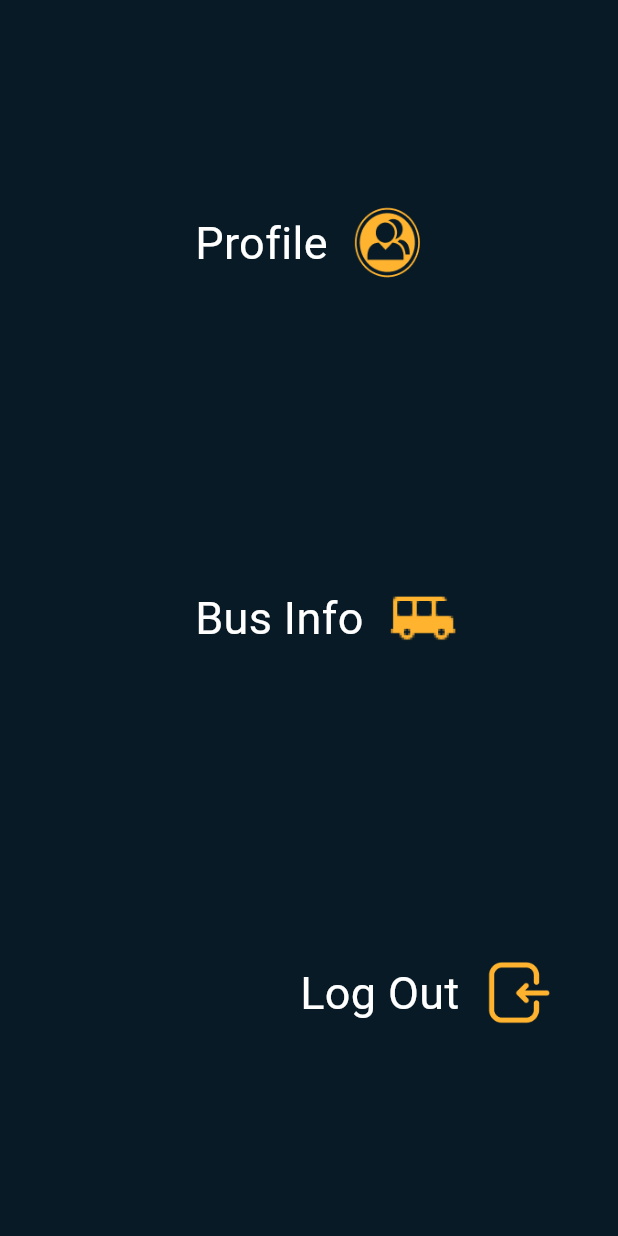
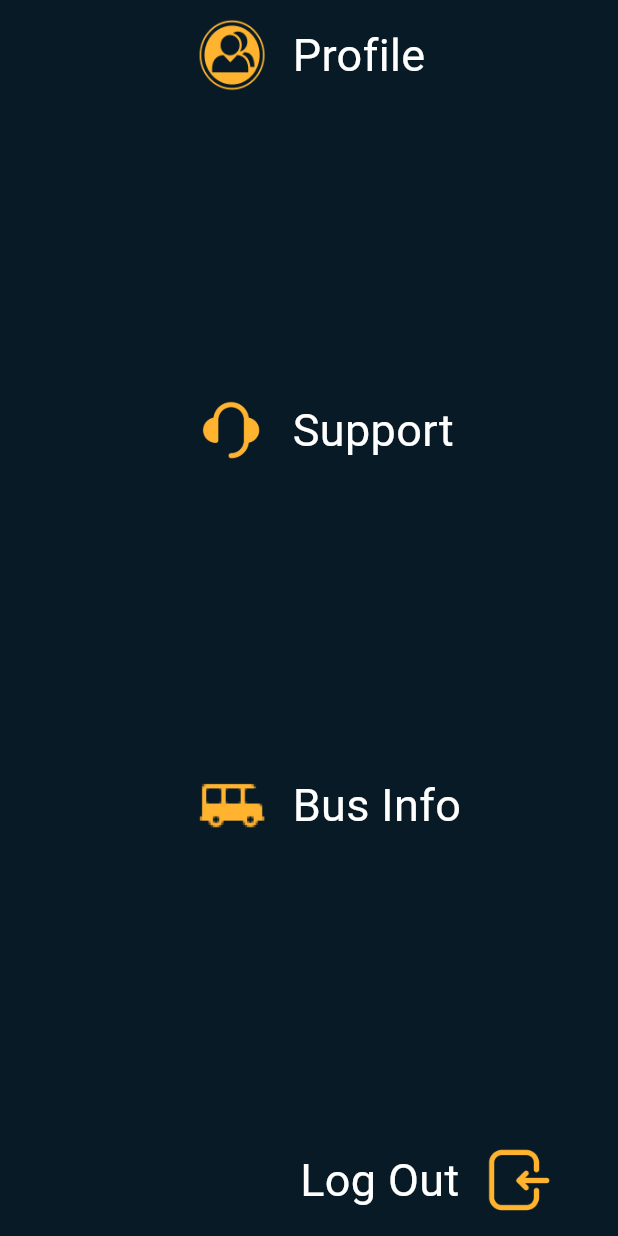
Before and after one commit to mohamedsamir-code/Tracker-Login-Register, a Flutter app: the Setting screen opened by its route, on a phone screen of 412 x 824 dp. Run offline on Flutter 3.47's test engine with Material 3 defaults, Android fonts, the phone set to English and light mode, and no system bars; our stand-ins replace dots_indicator, firebase_auth, firebase_core; accounts and stored records are empty.

Commit message:
Added Support.

```diff
--- a/lib/main.dart
+++ b/lib/main.dart
@@ -13,6 +13,7 @@ import 'package:tracker_login_register/screens/register.dart';
 import 'package:tracker_login_register/screens/splash.dart';
 import 'package:tracker_login_register/screens/student_sheet.dart';
 import 'package:tracker_login_register/screens/bus_driver.dart';
+import 'package:tracker_login_register/screens/support.dart';
 import 'package:tracker_login_register/screens/today_trip.dart';
 import 'package:tracker_login_register/shared/app_provider.dart';
 import 'package:firebase_core/firebase_core.dart';
@@ -39,7 +40,7 @@ class MyApp extends StatelessWidget {
   Widget build(BuildContext context) {
     return MaterialApp(
       debugShowCheckedModeBanner: false,
-      initialRoute: Splash.routeName,
+      initialRoute: Home.routeName,
       routes: {
         Splash.routeName : (context) => Splash(),
         SupervisingStudents.routeName : (context) => SupervisingStudents(),
@@ -55,6 +56,7 @@ class MyApp extends StatelessWidget {
         Setting.routeName : (context) => Setting(),
         Profile.routeName : (context) => Profile(),
         BusInfo.routeName : (context) => BusInfo(),
+        Support.routeName : (context) => Support(),
       },
     );
   }
--- a/lib/screens/setting.dart
+++ b/lib/screens/setting.dart
@@ -1,6 +1,7 @@
 import 'package:flutter/material.dart';
 import 'package:tracker_login_register/screens/login.dart';
 import 'package:tracker_login_register/screens/profile.dart';
+import 'package:tracker_login_register/screens/support.dart';
 import 'package:tracker_login_register/shared/constant.dart';
 
 import 'bus_info.dart';
@@ -23,9 +24,20 @@ class Setting extends StatelessWidget {
                   onTap: () => Navigator.pushNamed(context, Profile.routeName),
                   child: Row(children: [
                     SizedBox(width: 130.0,),
+                    Image.asset('assets/ic_profile.PNG',width: 50,height: 50,),
+                    SizedBox(width: 15,),
                     Text('Profile',style: TextStyle(color: Colors.white,fontSize: 30),),
+                  ],
+                  ),
+                ),
+                SizedBox(height: 200.0,),
+                InkWell(
+                  onTap: () => Navigator.pushNamed(context, Support.routeName),
+                  child: Row(children: [
+                    SizedBox(width: 130.0,),
+                    Image.asset('assets/support.PNG',width: 50,height: 50,),
                     SizedBox(width: 15,),
-                    Image.asset('assets/ic_profile.PNG',width: 50,height: 50,)
+                    Text('Support',style: TextStyle(color: Colors.white,fontSize: 30),),
                   ],
                   ),
                 ),
@@ -34,9 +46,9 @@ class Setting extends StatelessWidget {
                   onTap: () => Navigator.pushNamed(context, BusInfo.routeName),
                   child: Row(children: [
                     SizedBox(width: 130.0,),
+                    Image.asset('assets/ic_bus_info.PNG',width: 50,height: 50,),
+                    SizedBox(width: 15,),
                     Text('Bus Info',style: TextStyle(color: Colors.white,fontSize: 30),),
-                    SizedBox(width: 15,),
-                    Image.asset('assets/ic_bus_info.PNG',width: 50,height: 50,)
                   ],
                   ),
                 ),
```
Also changed, not shown: lib/screens/support.dart (added, +29 -0 lines), assets/support.PNG (added).
